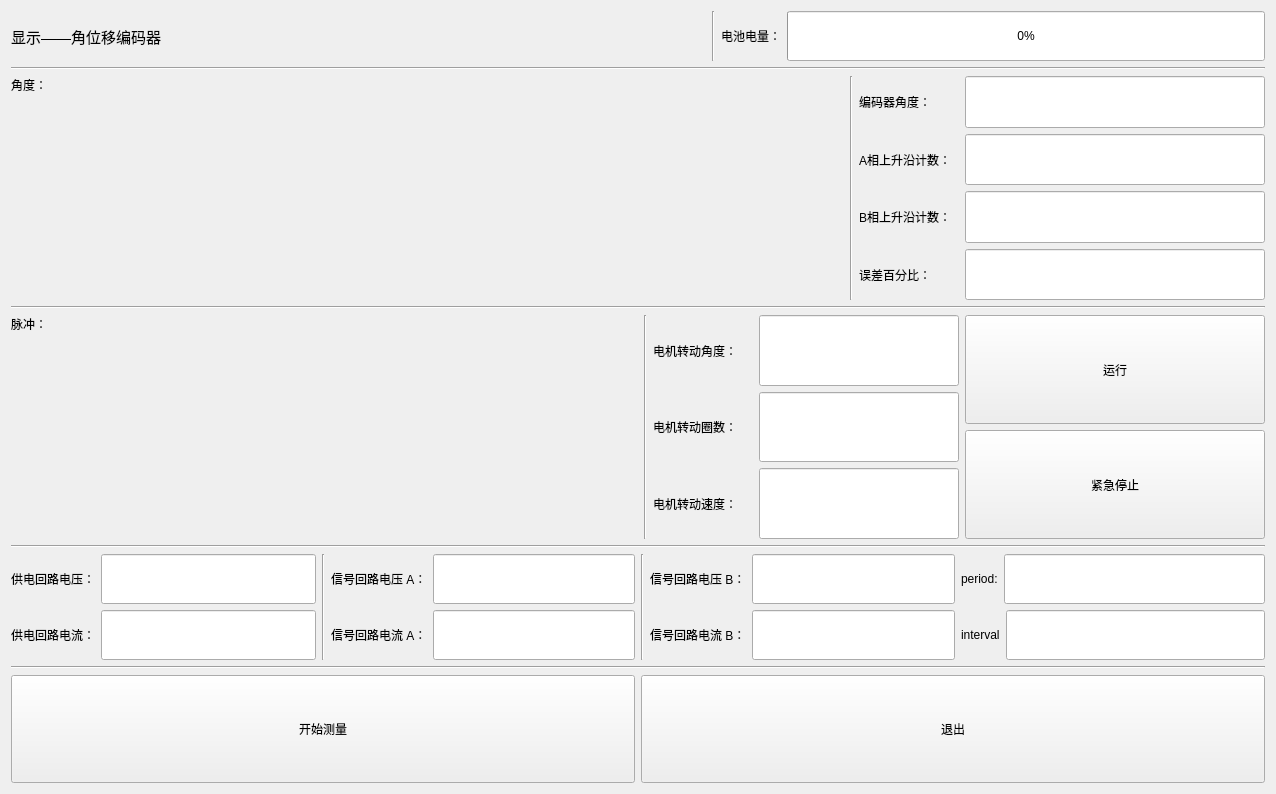
Dirck-YHP/Proj_sensor_detect, file ui_show/showwin_angleencoder.ui: the form before one commit.
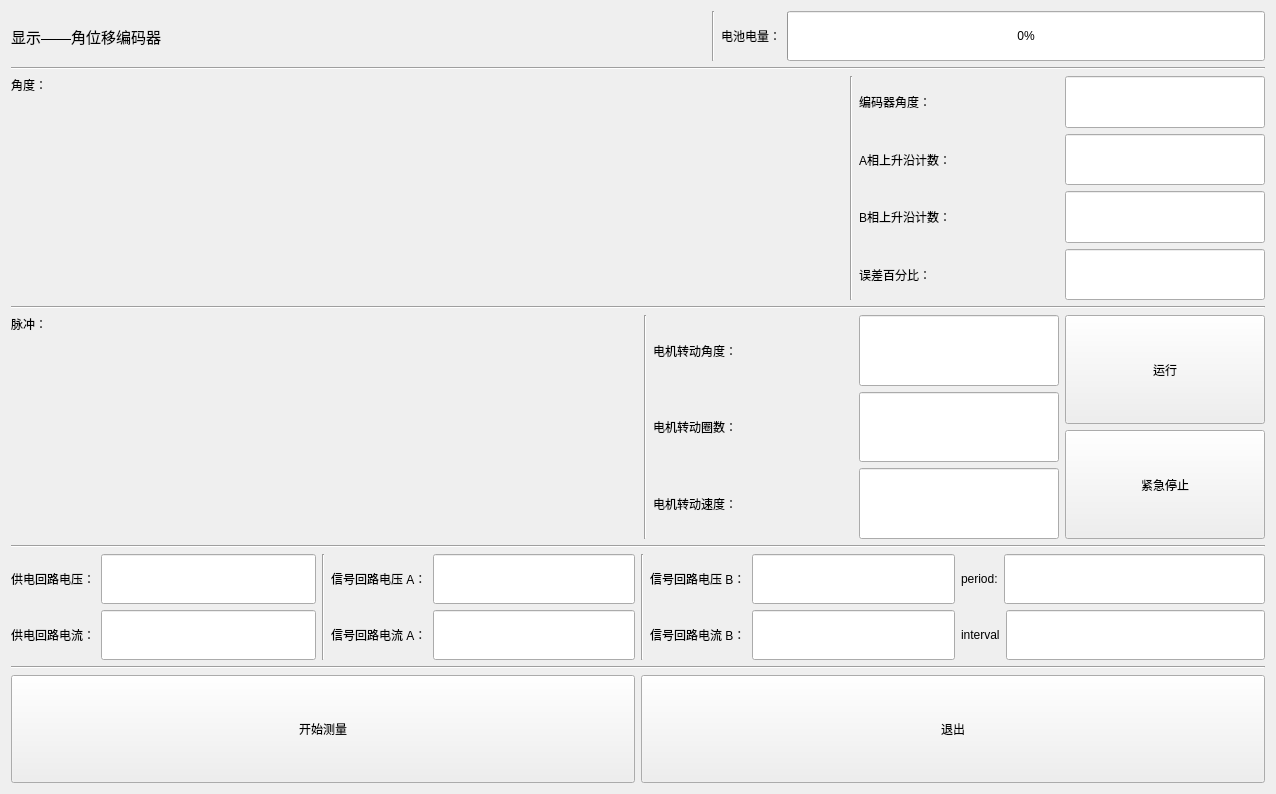
The form after the commit. Custom widgets are drawn as their Qt base class.

The edit to the form file:
```diff
--- a/ui_show/showwin_angleencoder.ui
+++ b/ui_show/showwin_angleencoder.ui
@@ -169,6 +169,12 @@
             <layout class="QHBoxLayout" name="horizontalLayout_2">
              <item>
               <widget class="QLabel" name="label_enc_angle">
+               <property name="minimumSize">
+                <size>
+                 <width>200</width>
+                 <height>0</height>
+                </size>
+               </property>
                <property name="maximumSize">
                 <size>
                  <width>100</width>
@@ -202,6 +208,12 @@
             <layout class="QHBoxLayout" name="horizontalLayout_3">
              <item>
               <widget class="QLabel" name="label_enc_A_pulse">
+               <property name="minimumSize">
+                <size>
+                 <width>200</width>
+                 <height>0</height>
+                </size>
+               </property>
                <property name="maximumSize">
                 <size>
                  <width>100</width>
@@ -235,6 +247,12 @@
             <layout class="QHBoxLayout" name="horizontalLayout_4">
              <item>
               <widget class="QLabel" name="label_enc_B_pulse">
+               <property name="minimumSize">
+                <size>
+                 <width>200</width>
+                 <height>0</height>
+                </size>
+               </property>
                <property name="maximumSize">
                 <size>
                  <width>100</width>
@@ -268,6 +286,12 @@
             <layout class="QHBoxLayout" name="horizontalLayout_5">
              <item>
               <widget class="QLabel" name="label_err_per">
+               <property name="minimumSize">
+                <size>
+                 <width>200</width>
+                 <height>0</height>
+                </size>
+               </property>
                <property name="maximumSize">
                 <size>
                  <width>100</width>
@@ -363,6 +387,12 @@
             <layout class="QHBoxLayout" name="horizontalLayout_6">
              <item>
               <widget class="QLabel" name="label_motor_angle">
+               <property name="minimumSize">
+                <size>
+                 <width>200</width>
+                 <height>0</height>
+                </size>
+               </property>
                <property name="maximumSize">
                 <size>
                  <width>100</width>
@@ -382,6 +412,12 @@
                  <verstretch>0</verstretch>
                 </sizepolicy>
                </property>
+               <property name="minimumSize">
+                <size>
+                 <width>200</width>
+                 <height>0</height>
+                </size>
+               </property>
                <property name="maximumSize">
                 <size>
                  <width>200</width>
@@ -396,6 +432,12 @@
             <layout class="QHBoxLayout" name="horizontalLayout_7">
              <item>
               <widget class="QLabel" name="label_motor_circle">
+               <property name="minimumSize">
+                <size>
+                 <width>200</width>
+                 <height>0</height>
+                </size>
+               </property>
                <property name="maximumSize">
                 <size>
                  <width>100</width>
@@ -415,6 +457,12 @@
                  <verstretch>0</verstretch>
                 </sizepolicy>
                </property>
+               <property name="minimumSize">
+                <size>
+                 <width>200</width>
+                 <height>0</height>
+                </size>
+               </property>
                <property name="maximumSize">
                 <size>
                  <width>200</width>
@@ -429,6 +477,12 @@
             <layout class="QHBoxLayout" name="horizontalLayout_8">
              <item>
               <widget class="QLabel" name="label_motor_speed">
+               <property name="minimumSize">
+                <size>
+                 <width>200</width>
+                 <height>0</height>
+                </size>
+               </property>
                <property name="maximumSize">
                 <size>
                  <width>100</width>
@@ -448,6 +502,12 @@
                  <verstretch>0</verstretch>
                 </sizepolicy>
                </property>
+               <property name="minimumSize">
+                <size>
+                 <width>200</width>
+                 <height>0</height>
+                </size>
+               </property>
                <property name="maximumSize">
                 <size>
                  <width>200</width>
@@ -472,7 +532,7 @@
              </property>
              <property name="minimumSize">
               <size>
-               <width>300</width>
+               <width>200</width>
                <height>50</height>
               </size>
              </property>
@@ -500,7 +560,7 @@
              </property>
              <property name="minimumSize">
               <size>
-               <width>300</width>
+               <width>200</width>
                <height>50</height>
               </size>
              </property>
```
